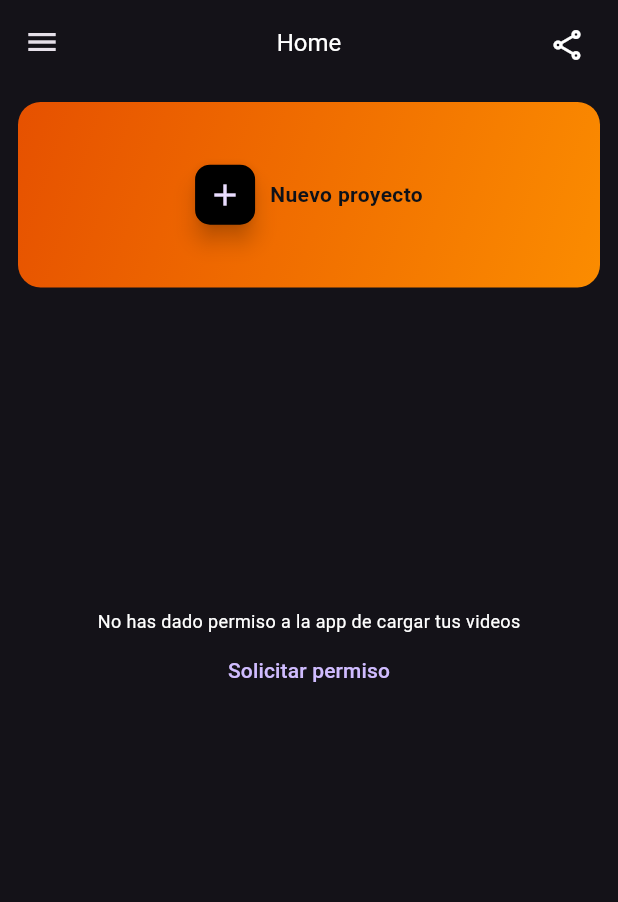
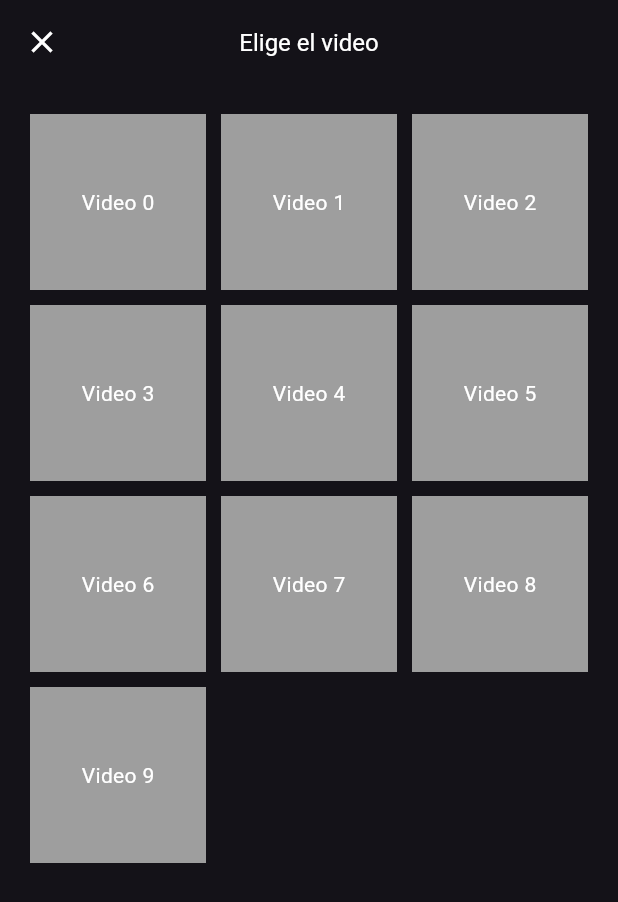
Before and after one commit to carlostic26/vidcer, a Flutter app: the HomeScreen screen opened directly, after a tap on the "add" icon, on a phone screen of 412 x 824 dp. Shown: the top 902 px of the screen. Run offline on Flutter 3.47's test engine with Material 3 defaults, Android fonts, the phone set to English and light mode, and no system bars; our stand-ins replace animate_do, flutter_riverpod, fluttertoast, image_picker, percent_indicator, permission_handler and 1 more; accounts and stored records are empty.

Commit message:
puliendo code

```diff
--- a/lib/presentation/screens/home_screen.dart
+++ b/lib/presentation/screens/home_screen.dart
@@ -1,6 +1,8 @@
 import 'package:flutter/material.dart';
 import 'package:flutter_riverpod/flutter_riverpod.dart';
 import 'package:vidcer/domain/controller/theme.dart';
+import 'package:vidcer/presentation/screens/video_chooser.dart';
+import 'package:vidcer/presentation/screens/work_screen.dart';
 import 'package:vidcer/presentation/widgets/drawer.dart';
 import 'package:permission_handler/permission_handler.dart';
 import 'package:fluttertoast/fluttertoast.dart';
@@ -61,7 +63,7 @@ class HomeScreen extends ConsumerWidget {
                           colors: [
                             Colors.orange.shade900,
                             Colors.orange.shade600,
-                          ], // Degradado azul
+                          ],
                           begin: Alignment.topLeft,
                           end: Alignment.bottomRight,
                         ),
@@ -74,7 +76,11 @@ class HomeScreen extends ConsumerWidget {
                             height: 40.0,
                             child: FloatingActionButton(
                               onPressed: () {
-                                // Acción al presionar el botón
+                                Navigator.push(
+                                  context,
+                                  MaterialPageRoute(
+                                      builder: (_) => const VideoChooser()),
+                                );
                               },
                               backgroundColor: Colors.black,
                               shape: RoundedRectangleBorder(
@@ -89,7 +95,7 @@ class HomeScreen extends ConsumerWidget {
                               'Nuevo proyecto',
                               style: TextStyle(
                                 color: vidcerTheme.primaryColor,
-                                fontWeight: FontWeight.bold, // Texto en negrita
+                                fontWeight: FontWeight.bold,
                               ),
                             ),
                           ),
@@ -100,44 +106,8 @@ class HomeScreen extends ConsumerWidget {
                 ],
               ),
               const SizedBox(height: 20),
-              SizedBox(
-                height: sizeHeigt * 0.55,
-                child: Center(
-                  child: Column(
-                    mainAxisAlignment: MainAxisAlignment.center,
-                    children: [
-                      const Text(
-                        'No has dado permiso a la app de cargar tus videos',
-                        style: TextStyle(fontSize: 12),
-                      ),
-                      TextButton(
-                        child: const Text('Solicitar permiso'),
-                        onPressed: () async {
-                          var status = await Permission.storage.status;
-                          if (!status.isGranted) {
-                            status = await Permission.storage.request();
-                            if (status.isGranted) {
-                              // El permiso fue concedido
-                              Fluttertoast.showToast(
-                                msg: "Permiso concedido", // message
-                                toastLength: Toast.LENGTH_SHORT, // length
-                                gravity: ToastGravity.BOTTOM, // location
-                              );
-                            } else {
-                              // El permiso fue denegado
-                              Fluttertoast.showToast(
-                                msg: "Permiso denegado", // message
-                                toastLength: Toast.LENGTH_SHORT, // length
-                                gravity: ToastGravity.BOTTOM, // location
-                              );
-                            }
-                          }
-                        },
-                      ),
-                    ],
-                  ),
-                ),
-              ),
+              Placeholder(),
+              Placeholder(),
             ],
           ),
         ),
--- /dev/null
+++ b/lib/presentation/screens/video_chooser.dart
@@ -0,0 +1,97 @@
+import 'package:flutter/material.dart';
+import 'package:fluttertoast/fluttertoast.dart';
+
+import 'package:permission_handler/permission_handler.dart';
+
+class VideoChooser extends StatelessWidget {
+  const VideoChooser({super.key});
+
+  @override
+  Widget build(BuildContext context) {
+    return Scaffold(
+      appBar: AppBar(
+        elevation: 0,
+        backgroundColor: Colors.transparent,
+        title: const Text(
+          'Elige el video',
+          style: TextStyle(
+            color: Colors.white,
+            fontSize: 16.0, /*fontWeight: FontWeight.bold*/
+          ),
+        ),
+        leading: IconButton(
+            icon: const Icon(
+              Icons.close,
+              color: Colors.white,
+            ),
+            onPressed: () {
+              Navigator.pop(context);
+            }),
+        actions: [],
+        centerTitle: true,
+      ),
+      body: FutureBuilder<PermissionStatus>(
+        future: Permission.storage.status,
+        builder: (context, snapshot) {
+          if (snapshot.hasData && snapshot.data == PermissionStatus.granted) {
+            // Permisos otorgados, mostrar la galería de videos
+            return Padding(
+              padding: const EdgeInsets.all(20.0),
+              child: GridView.builder(
+                gridDelegate: const SliverGridDelegateWithFixedCrossAxisCount(
+                  crossAxisCount: 3,
+                  crossAxisSpacing: 10.0,
+                  mainAxisSpacing: 10.0,
+                ),
+                itemCount: 10, // Puedes ajustar esto según tu necesidad
+                shrinkWrap: true,
+                itemBuilder: (context, index) {
+                  // Construir el widget del video en el índice actual
+                  return Container(
+                    color: Colors.grey,
+                    // Agregar lógica para mostrar el video en lugar del contenedor
+                    child: Center(
+                      child: Text('Video $index'),
+                    ),
+                  );
+                },
+              ),
+            );
+          } else {
+            // Permisos no otorgados, mostrar el botón para solicitar permisos
+            return Column(
+              mainAxisAlignment: MainAxisAlignment.center,
+              children: [
+                const Text(
+                  'No has dado permiso a la app de cargar tus videos',
+                  style: TextStyle(fontSize: 12),
+                ),
+                TextButton(
+                  child: const Text('Solicitar permiso'),
+                  onPressed: () async {
+                    var status = await Permission.storage.request();
+                    if (status.isGranted) {
+                      // El permiso fue concedido
+                      Fluttertoast.showToast(
+                        msg: "Permiso concedido",
+                        toastLength: Toast.LENGTH_SHORT,
+                        gravity: ToastGravity.BOTTOM,
+                      );
+                    } else {
+                      // El permiso fue denegado
+                      Fluttertoast.showToast(
+                        msg: "Permiso denegado",
+                        toastLength: Toast.LENGTH_SHORT,
+                        gravity: ToastGravity.BOTTOM,
+                      );
+                    }
+                  },
+                ),
+              ],
+            );
+          }
+        },
+      ),
+    );
+  }
+}
--- a/pubspec.yaml
+++ b/pubspec.yaml
@@ -20,13 +20,13 @@ dependencies:
   percent_indicator: ^4.2.0
   url_launcher: ^6.2.1
 
-
   change_app_package_name: ^1.1.0
   image_picker: ^1.0.4
   video_player: ^2.8.1
   http: ^0.13.3
   permission_handler: ^11.0.1
   fluttertoast: ^8.2.4
+  animate_do: ^3.1.2
 
 dev_dependencies:
   flutter_test:
```
Also changed, not shown: lib/presentation/screens/work_screen.dart (+126 -0 lines), pubspec.lock.
